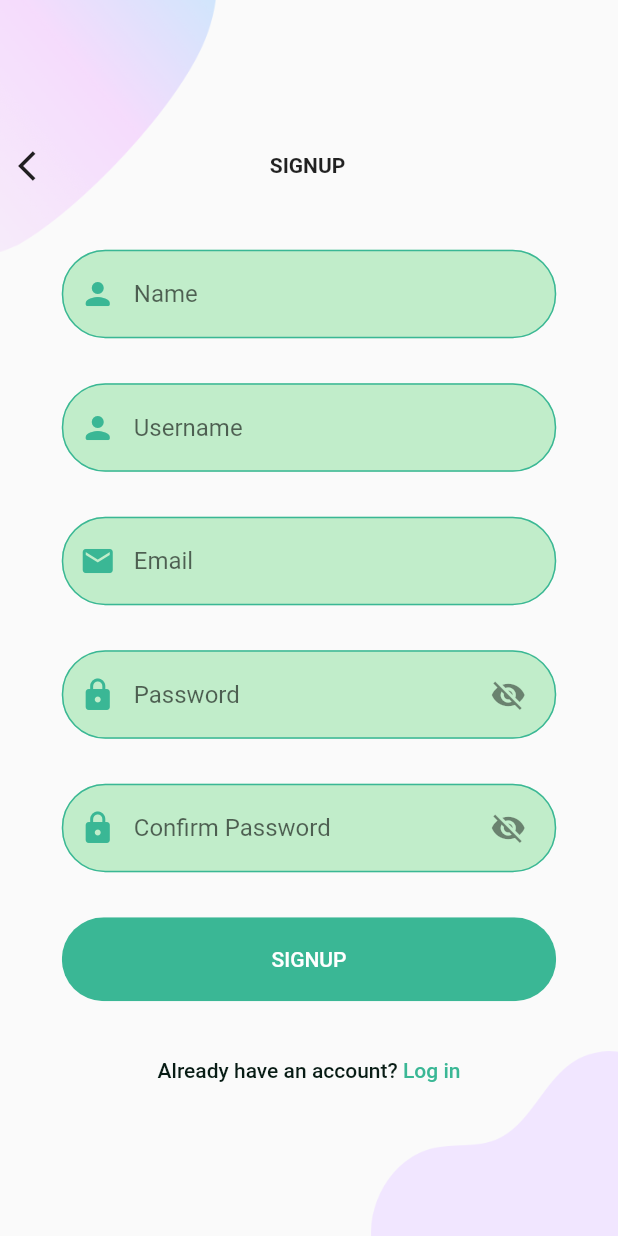
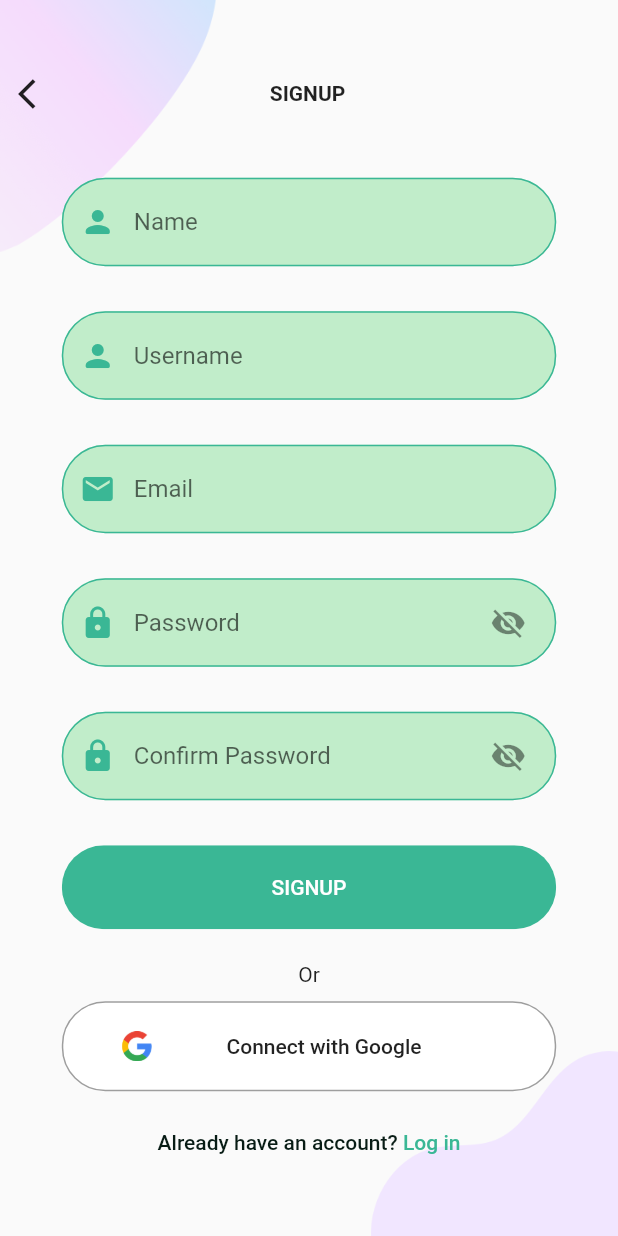
Before and after one commit to ranemelshanawany/social_media_app, a Flutter app: the SignUpScreen screen opened by its route, on a phone screen of 412 x 824 dp. Run offline on Flutter 3.47's test engine with Material 2 defaults, Android fonts, the phone set to English and light mode, and no system bars; our stand-ins replace email_validator, firebase_auth, firebase_core, flutter_svg, fluttertoast, google_sign_in and 1 more; accounts and stored records are empty; network calls fail.

Commit message:
Added google login/sign up

```diff
--- /dev/null
+++ b/lib/pages/google_signup.dart
@@ -0,0 +1,75 @@
+import 'package:firebase_auth/firebase_auth.dart';
+import 'package:flutter/material.dart';
+import 'package:google_sign_in/google_sign_in.dart';
+import 'package:project_socialmedia/utils/dialog_widget.dart';
+
+class GoogleSignUp extends StatefulWidget {
+  @override
+  _GoogleSignUpState createState() => _GoogleSignUpState();
+}
+
+class _GoogleSignUpState extends State<GoogleSignUp> {
+  ImageProvider googleLogo = AssetImage("assets/icons/google.png");
+  Size size;
+
+  FirebaseAuth auth = FirebaseAuth.instance;
+  final GoogleSignIn googleSignIn = GoogleSignIn();
+
+  @override
+  Widget build(BuildContext context) {
+    size = MediaQuery.of(context).size;
+    Widget gooogleSignUpButton = _buildGoogleSignUpButton();
+    return gooogleSignUpButton;
+  }
+
+  Widget _buildGoogleSignUpButton() {
+    return Container(
+      margin: EdgeInsets.symmetric(vertical: 10),
+      width: size.width * 0.8,
+      child: FlatButton(
+        padding: EdgeInsets.symmetric(vertical: 20, horizontal: 40),
+        color: Colors.white,
+        shape: RoundedRectangleBorder(
+            borderRadius: BorderRadius.circular(29),
+            side: BorderSide(color: Colors.grey)),
+        onPressed: () async {
+          signInWithGoogle();
+        },
+        child: Row(
+          mainAxisAlignment: MainAxisAlignment.start,
+          children: [
+            Image(
+              image: googleLogo,
+              width: 20,
+            ),
+            Expanded(
+              child: Center(
+                child: Text(
+                  "Connect with Google",
+                ),
+              ),
+            ),
+          ],
+        ),
+      ),
+    );
+  }
+
+  void signInWithGoogle() async {
+    try{
+      GoogleSignInAccount googleSignInAccount = await googleSignIn.signIn();
+      GoogleSignInAuthentication googleSignInAuthentication =
+          await googleSignInAccount.authentication;
+
+      AuthCredential credential = GoogleAuthProvider.credential(
+          idToken: googleSignInAuthentication.idToken,
+          accessToken: googleSignInAuthentication.accessToken);
+
+      UserCredential userCredential = (await auth.signInWithCredential(credential));
+      Navigator.of(context)
+          .pushNamedAndRemoveUntil('/navigation', (Route<dynamic> route) => false);
+    } on FirebaseException catch (e) {
+      showMyDialog(title: "Google connection failed", context: context, closer: "Ok", message: e.message);
+    }
+  }
+}
--- a/lib/pages/loginSignupWelcome/login_screen.dart
+++ b/lib/pages/loginSignupWelcome/login_screen.dart
@@ -6,6 +6,7 @@ import 'package:flutter_svg/svg.dart';
 import '../../utils/color.dart';
 import 'package:email_validator/email_validator.dart';
 import '../../utils/styles.dart';
+import '../google_signup.dart';
 
 class LoginScreen extends StatefulWidget {
   @override
@@ -97,6 +98,8 @@ class _LoginScreenState extends State<LoginScreen> {
 
               }),
               SizedBox(height: size.height * 0.03),
+              Text("Or"),
+              GoogleSignUp(),
               _buildSignUpText()
             ],
           ),
--- a/lib/pages/loginSignupWelcome/signup.dart
+++ b/lib/pages/loginSignupWelcome/signup.dart
@@ -5,6 +5,8 @@ import '../../utils/styles.dart';
 import '../../utils/background.dart';
 import '../../utils/color.dart';
 import 'package:email_validator/email_validator.dart';
+
+import '../google_signup.dart';
 
 class SignUpScreen extends StatefulWidget {
   @override
@@ -120,6 +122,8 @@ class _SignUpScreenState extends State<SignUpScreen> {
                       ),
                     ),
                   ),
+                  Text("Or"),
+                  GoogleSignUp(),
                   _buildLoginText(),
                 ],
               ),
--- a/pubspec.yaml
+++ b/pubspec.yaml
@@ -31,6 +31,7 @@ dependencies:
   firebase_core: "^1.1.0"
   firebase_auth: "^1.1.3"
   firebase_database: ^6.1.2
+  google_sign_in: ^4.4.4
 
   # The following adds the Cupertino Icons font to your application.
   # Use with the CupertinoIcons class for iOS style icons.
@@ -57,6 +58,7 @@ flutter:
     - assets/icons/
     - assets/images/users/
     - assets/images/apartments/
+    - assets/icons/
   #   - images/a_dot_ham.jpeg
 
   # An image asset can refer to one or more resolution-specific "variants", see
```
Also changed, not shown: assets/icons/google.png (added), pubspec.lock, 1 other file.
